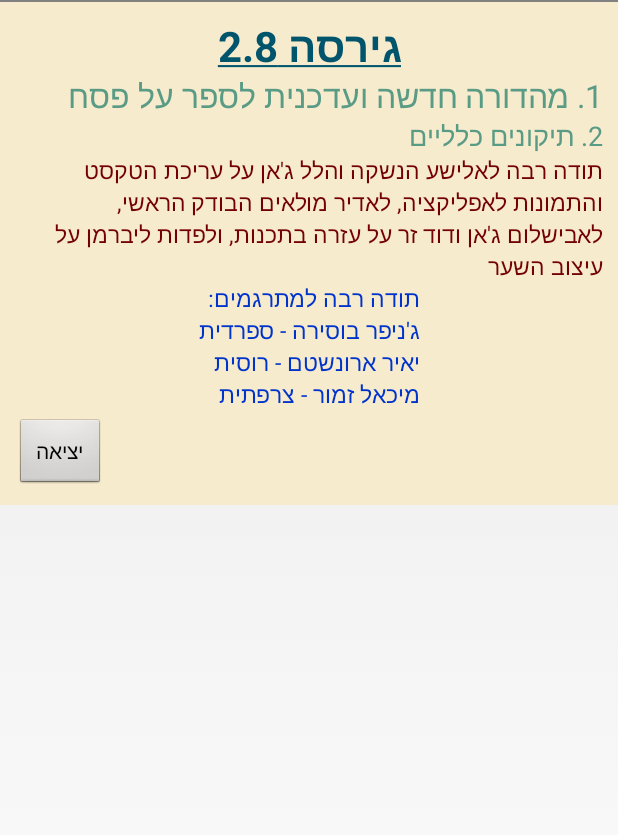
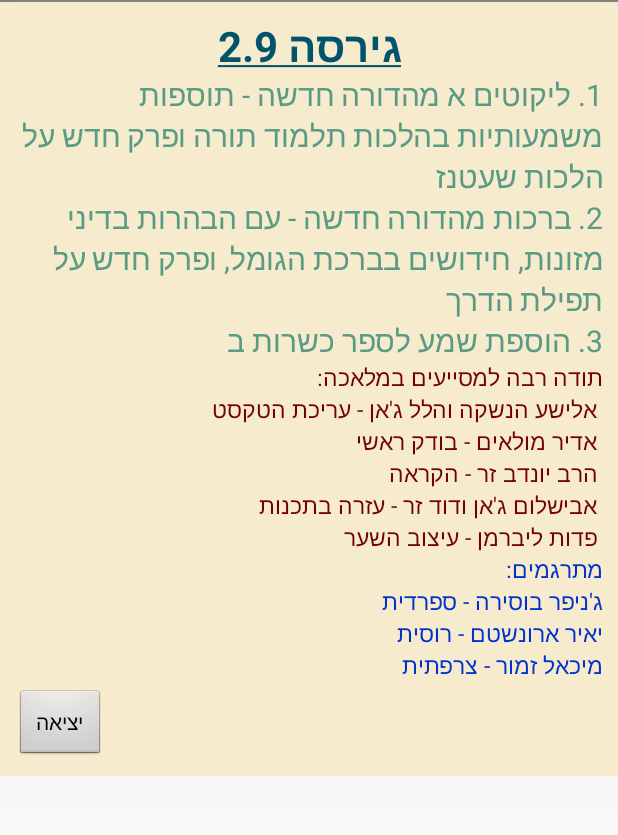
Before and after one commit to shilo765/PnineyHalacha, an Android app: the layout new_version.xml on its own in the app's theme, with its tools: preview values and no code run, on a phone screen of 412 x 824 dp, the part 36-871 px from its top. Run offline under Robolectric (Android 15) with nearby library versions, the phone set to English and light mode, and no system bars.

```diff
--- a/app/src/main/AndroidManifest.xml
+++ b/app/src/main/AndroidManifest.xml
@@ -2,8 +2,8 @@
 <manifest xmlns:android="http://schemas.android.com/apk/res/android"
     package="com.rafraph.pnineyHalachaHashalem"
     android:installLocation="auto"
-    android:versionCode="28"
-    android:versionName="2.8">
+    android:versionCode="29"
+    android:versionName="2.9">
 
     <!--uses-
      android:targetSdkVersion="28" /-->
--- a/app/src/main/java/com/rafraph/pnineyHalachaHashalem/ExpandableListAdapter.java
+++ b/app/src/main/java/com/rafraph/pnineyHalachaHashalem/ExpandableListAdapter.java
@@ -125,7 +125,7 @@ public class ExpandableListAdapter extends BaseExpandableListAdapter
 		   headerTitle.equals("זמנים") || headerTitle.equals("סוכות")       ||
 		   headerTitle.equals("שבת")   || headerTitle.equals("פסח")         ||
 		   headerTitle.equals("תפילה") || headerTitle.equals("ימים נוראים") ||
-		   headerTitle.equals("כשרות א - הצומח והחי"))
+		   headerTitle.equals("כשרות א - הצומח והחי") || headerTitle.equals("כשרות ב - המזון והמטבח"))
 		{
 			ListHeaderIconPlay.setVisibility(View.VISIBLE);
 		}
--- a/app/src/main/res/layout/new_version.xml
+++ b/app/src/main/res/layout/new_version.xml
@@ -31,8 +31,8 @@
         android:layout_width="wrap_content"
         android:layout_height="wrap_content"
         android:layout_gravity="right"
-        android:text='1. מהדורה חדשה ועדכנית לספר על פסח'
-        android:textSize="21dp"
+        android:text='1. ליקוטים א מהדורה חדשה - תוספות משמעותיות בהלכות תלמוד תורה ופרק חדש על הלכות שעטנז'
+        android:textSize="20dp"
         android:textColor="#5A9B85"
         android:textAppearance="?android:attr/textAppearanceLarge" />
 
@@ -41,18 +41,27 @@
         android:layout_width="wrap_content"
         android:layout_height="wrap_content"
         android:layout_gravity="right"
-        android:text='2. תיקונים כלליים'
+        android:text='2. ברכות מהדורה חדשה - עם הבהרות בדיני מזונות, חידושים בברכת הגומל, ופרק חדש על תפילת הדרך'
         android:textAppearance="?android:attr/textAppearanceLarge"
         android:textColor="#5A9B85"
-        android:textSize="18sp" />
+        android:textSize="20dp" />
 
+    <TextView
+        android:id="@+id/textView"
+        android:layout_width="wrap_content"
+        android:layout_height="wrap_content"
+        android:layout_gravity="right"
+        android:text='3. הוספת שמע לספר כשרות ב'
+        android:textAppearance="?android:attr/textAppearanceLarge"
+        android:textColor="#5A9B85"
+        android:textSize="20dp" />
 
     <TextView
         android:id="@+id/textView1"
         android:layout_width="wrap_content"
         android:layout_height="wrap_content"
-        android:layout_gravity="center"
-        android:text="תודה רבה לאלישע הנשקה והלל ג'אן על עריכת הטקסט והתמונות לאפליקציה, לאדיר מולאים הבודק הראשי, לאבישלום ג'אן ודוד זר על עזרה בתכנות, ולפדות ליברמן על עיצוב השער"
+        android:layout_gravity="right"
+        android:text="תודה רבה למסייעים במלאכה: \n אלישע הנשקה והלל ג'אן - עריכת הטקסט \n אדיר מולאים - בודק ראשי \n הרב יונדב זר - הקראה \n אבישלום ג'אן ודוד זר - עזרה בתכנות \n פדות ליברמן - עיצוב השער"
         android:textSize="15dp"
         android:textColor="#730005"
         android:textAppearance="?android:attr/textAppearanceLarge" />
@@ -61,8 +70,8 @@
         android:id="@+id/textView2"
         android:layout_width="wrap_content"
         android:layout_height="wrap_content"
-        android:layout_gravity="center"
-        android:text="תודה רבה למתרגמים:\nג'ניפר בוסירה - ספרדית\nיאיר ארונשטם - רוסית\nמיכאל זמור - צרפתית"
+        android:layout_gravity="right"
+        android:text="מתרגמים:\nג'ניפר בוסירה - ספרדית\nיאיר ארונשטם - רוסית\nמיכאל זמור - צרפתית"
         android:textSize="15dp"
         android:textColor="#0033cc"
         android:textAppearance="?android:attr/textAppearanceLarge" />
--- a/app/src/main/res/values/strings.xml
+++ b/app/src/main/res/values/strings.xml
@@ -25,7 +25,7 @@
     <string name="Chapters">Chapters</string>
     <string name="title_activity_bookmarks">BookmarksActivity</string>
     <string name="title_activity_bookmark">BookmarkActivity</string>
-    <string name="version"><b><u>גירסה 2.8</u></b></string>
+    <string name="version"><b><u>גירסה 2.9</u></b></string>
     <string-array name="speed_array">
         <item>1</item>
         <item>2</item>
```
Also changed, not shown: app/build.gradle (+7 -0 lines), app/src/main/java/com/rafraph/pnineyHalachaHashalem/MainActivity.java (+13 -10 lines), app/src/main/java/com/rafraph/pnineyHalachaHashalem/MediaPlayerService.java (+5 -5 lines), app/src/main/java/com/rafraph/pnineyHalachaHashalem/SearchableActivity.java (+16 -17 lines), app/src/main/java/com/rafraph/pnineyHalachaHashalem/myAudio.java (+11 -4 lines), app/src/main/java/com/rafraph/pnineyHalachaHashalem/textMain.java (+28 -14 lines), 3 other files.
